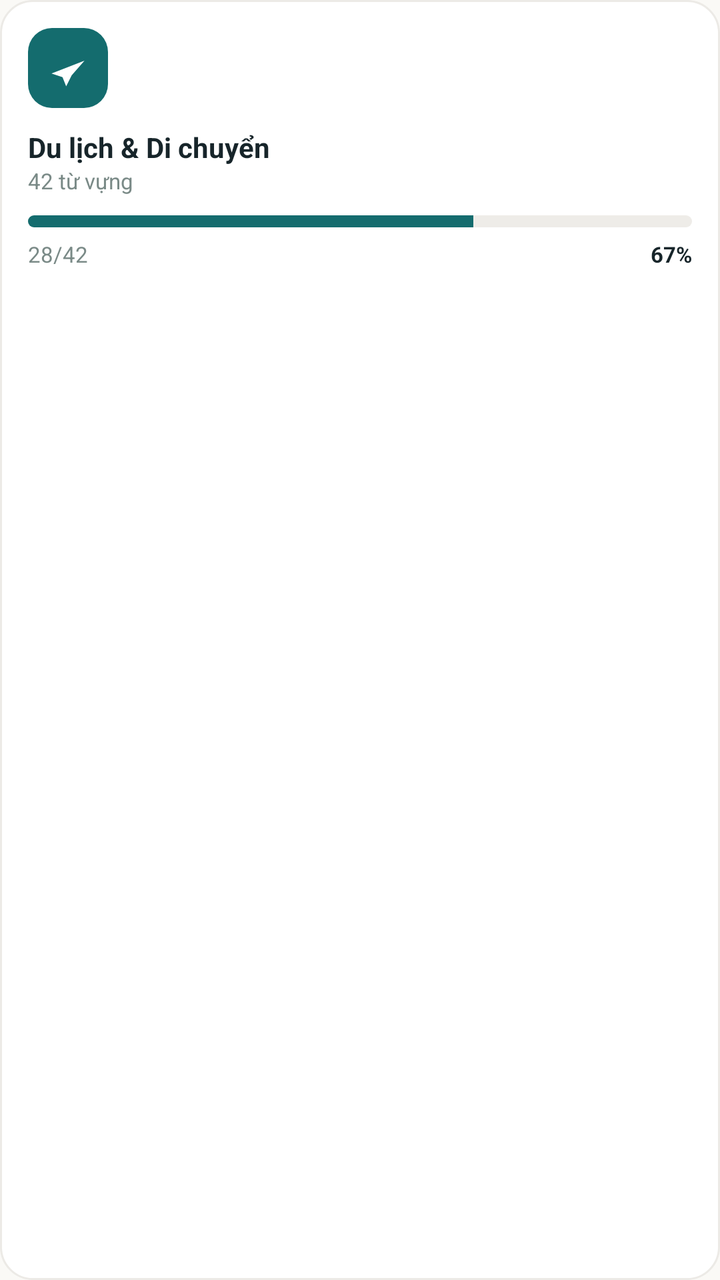
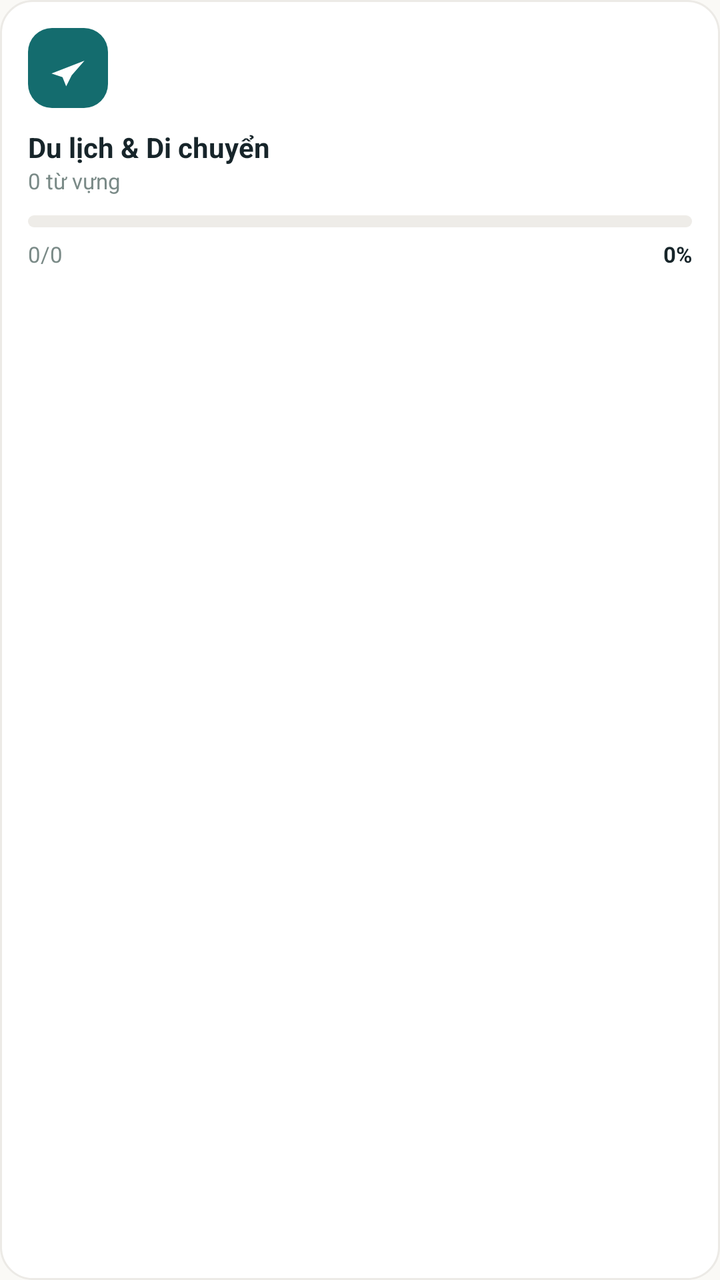

An Android layout rendered at two revisions. The XML below is the earlier revision; the diff shows what the commit changed to produce the second picture.
<!-- AndroidManifest.xml: application theme Theme.CalmLearn -->
<!-- res/layout/item_lesson_travel.xml -->
<?xml version="1.0" encoding="utf-8"?>
<LinearLayout xmlns:android="http://schemas.android.com/apk/res/android"
    android:layout_width="match_parent"
    android:layout_height="wrap_content"
    android:background="@drawable/bg_card_stroke"
    android:clickable="true"
    android:focusable="true"
    android:foreground="?attr/selectableItemBackground"
    android:orientation="vertical"
    android:padding="14dp">

    <ImageView
        android:layout_width="40dp"
        android:layout_height="40dp"
        android:background="@drawable/bg_icon_square_teal"
        android:padding="9dp"
        android:src="@drawable/ic_airplane"
        android:tint="@color/white"
        android:contentDescription="@null" />

    <TextView
        android:layout_width="match_parent"
        android:layout_height="wrap_content"
        android:layout_marginTop="10dp"
        android:text="Du lịch &amp; Di chuyển"
        android:textColor="@color/text_primary"
        android:textSize="14sp"
        android:textStyle="bold" />

    <TextView
        android:layout_width="match_parent"
        android:layout_height="wrap_content"
        android:text="42 từ vựng"
        android:textColor="@color/text_secondary"
        android:textSize="11sp" />

    <ProgressBar
        style="?android:attr/progressBarStyleHorizontal"
        android:layout_width="match_parent"
        android:layout_height="6dp"
        android:layout_marginTop="10dp"
        android:max="100"
        android:progress="67"
        android:progressDrawable="@drawable/progress_teal" />

    <LinearLayout
        android:layout_width="match_parent"
        android:layout_height="wrap_content"
        android:layout_marginTop="6dp"
        android:orientation="horizontal">

        <TextView
            android:layout_width="0dp"
            android:layout_height="wrap_content"
            android:layout_weight="1"
            android:text="28/42"
            android:textColor="@color/text_secondary"
            android:textSize="11sp" />

        <TextView
            android:layout_width="wrap_content"
            android:layout_height="wrap_content"
            android:text="67%"
            android:textColor="@color/text_primary"
            android:textSize="11sp"
            android:textStyle="bold" />
    </LinearLayout>
</LinearLayout>
<!-- resources referenced by this layout -->
<resources>
  <color name="text_primary">#17252A</color>
  <color name="text_secondary">#7A8A87</color>
  <color name="white">#FFFFFF</color>
  <!-- drawable bg_card_stroke (drawable) -->
  <shape xmlns:android="http://schemas.android.com/apk/res/android" android:shape="rectangle">
      <solid android:color="@color/surface"/>
      <stroke android:width="1dp" android:color="@color/divider"/>
      <corners android:radius="16dp"/>
  </shape>
  <!-- drawable bg_icon_square_teal (drawable) -->
  <shape xmlns:android="http://schemas.android.com/apk/res/android" android:shape="rectangle">
      <solid android:color="@color/teal_primary"/>
      <corners android:radius="12dp"/>
  </shape>
  <!-- drawable ic_airplane (drawable) -->
  <vector xmlns:android="http://schemas.android.com/apk/res/android"
      android:width="24dp" android:height="24dp" android:viewportWidth="24" android:viewportHeight="24">
      <path android:pathData="M21,8 L3,15 L9,17 L11,22 L14,16 L21,8 Z" android:fillColor="#FFFFFFFF"/>
  </vector>
  <!-- drawable progress_teal (drawable) -->
  <layer-list xmlns:android="http://schemas.android.com/apk/res/android">
      <item android:id="@android:id/background">
          <shape android:shape="rectangle">
              <solid android:color="@color/progress_track"/>
              <corners android:radius="6dp"/>
          </shape>
      </item>
      <item android:id="@android:id/progress">
          <clip>
              <shape android:shape="rectangle">
                  <solid android:color="@color/teal_primary"/>
                  <corners android:radius="6dp"/>
              </shape>
          </clip>
      </item>
  </layer-list>
  <style name="Theme.CalmLearn" parent="Theme.MaterialComponents.DayNight.NoActionBar">
          <item name="colorPrimary">@color/teal_primary</item>
          <item name="colorPrimaryVariant">@color/teal_dark</item>
          <item name="colorOnPrimary">@color/white</item>
          <item name="colorSecondary">@color/coral</item>
          <item name="colorOnSecondary">@color/white</item>
          <item name="android:statusBarColor">@color/background</item>
          <item name="android:windowLightStatusBar">true</item>
          <item name="android:navigationBarColor">@color/surface</item>
          <item name="android:windowBackground">@color/background</item>
          <item name="android:fontFamily">sans-serif</item>
      </style>
  <color name="surface">#FFFFFF</color>
  <color name="divider">#ECEAE6</color>
  <color name="teal_primary">#146C6E</color>
  <color name="progress_track">#EEECE8</color>
  <color name="teal_dark">#0B5147</color>
  <color name="coral">#F27B64</color>
  <color name="background">#FAF9F6</color>
</resources>

<!-- the commit's change to res/layout/item_lesson_travel.xml (unified diff, before → after) -->
@@ -28,19 +28,21 @@
         android:textStyle="bold" />
 
     <TextView
+        android:id="@+id/tvWordCount"
         android:layout_width="match_parent"
         android:layout_height="wrap_content"
-        android:text="42 từ vựng"
+        android:text="0 từ vựng"
         android:textColor="@color/text_secondary"
         android:textSize="11sp" />
 
     <ProgressBar
+        android:id="@+id/progressBar"
         style="?android:attr/progressBarStyleHorizontal"
         android:layout_width="match_parent"
         android:layout_height="6dp"
         android:layout_marginTop="10dp"
         android:max="100"
-        android:progress="67"
+        android:progress="0"
         android:progressDrawable="@drawable/progress_teal" />
 
     <LinearLayout
@@ -50,17 +52,19 @@
         android:orientation="horizontal">
 
         <TextView
+            android:id="@+id/tvLearnedCount"
             android:layout_width="0dp"
             android:layout_height="wrap_content"
             android:layout_weight="1"
-            android:text="28/42"
+            android:text="0/0"
             android:textColor="@color/text_secondary"
             android:textSize="11sp" />
 
         <TextView
+            android:id="@+id/tvPercent"
             android:layout_width="wrap_content"
             android:layout_height="wrap_content"
-            android:text="67%"
+            android:text="0%"
             android:textColor="@color/text_primary"
             android:textSize="11sp"
             android:textStyle="bold" />
